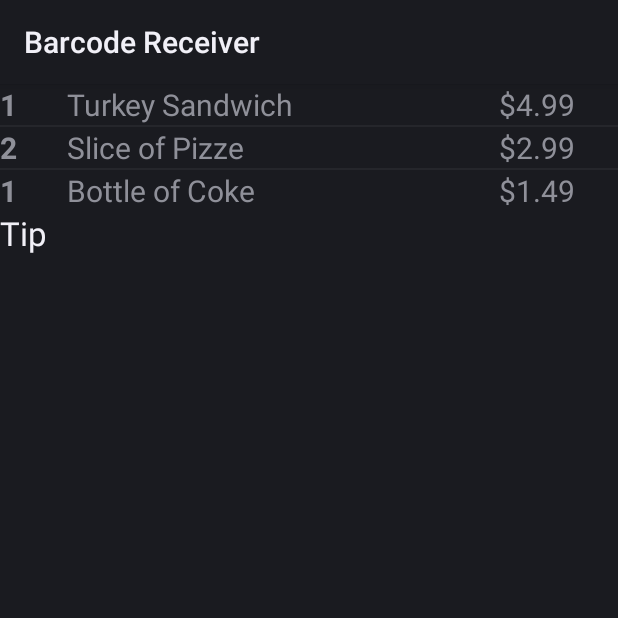
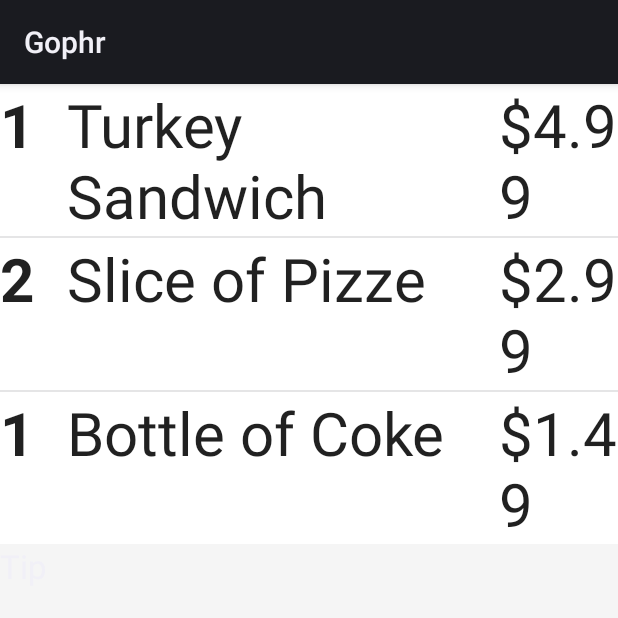
Before and after one commit to really-lazy-bone/gophr, an Android app: the SimpleListViewActivity screen opened directly, with no data from a screen before it, on a phone screen of 412 x 824 dp, the top half of it. Run offline under Robolectric (Android 15) with nearby library versions, the phone set to English and light mode, and no system bars.

Commit message:
style changes to android app

```diff
--- a/android/gophr/app/src/main/res/layout/colmn_row.xml
+++ b/android/gophr/app/src/main/res/layout/colmn_row.xml
@@ -1,7 +1,8 @@
 <?xml version="1.0" encoding="utf-8"?>
 <LinearLayout xmlns:android="http://schemas.android.com/apk/res/android"
     android:layout_width="match_parent"
-    android:layout_height="match_parent">
+    android:layout_height="match_parent"
+    android:background="@color/background_floating_material_light">
 
     <TextView
         android:id="@+id/quantity"
@@ -10,24 +11,27 @@
         android:layout_weight="0.19"
         android:textStyle="bold"
         android:textIsSelectable="false"
-        android:textSize="20sp"
-        android:textAlignment="center" />
+        android:textSize="40sp"
+        android:textAlignment="center"
+        android:textColor="@color/primary_text_default_material_light" />
 
     <TextView
         android:id="@+id/item"
         android:layout_height="wrap_content"
         android:layout_width="0dp"
         android:layout_weight="1.21"
-        android:textSize="20sp"
+        android:textSize="40sp"
         android:textIsSelectable="true"
-        android:textAlignment="textStart" />
+        android:textAlignment="textStart"
+        android:textColor="@color/primary_text_default_material_light" />
 
     <TextView
         android:id="@+id/price"
         android:layout_height="wrap_content"
         android:layout_width="0dp"
         android:layout_weight="0.33"
-        android:textSize="20sp"
-        android:textAlignment="textEnd" />
+        android:textSize="40sp"
+        android:textAlignment="textEnd"
+        android:textColor="#de000000" />
 
 </LinearLayout>
--- a/android/gophr/app/src/main/res/layout/main.xml
+++ b/android/gophr/app/src/main/res/layout/main.xml
@@ -2,7 +2,8 @@
 <LinearLayout xmlns:android="http://schemas.android.com/apk/res/android"
     android:orientation="vertical"
     android:layout_width="fill_parent"
-    android:layout_height="fill_parent">
+    android:layout_height="fill_parent"
+    android:background="@color/primary_material_light">
 
     <ListView
         android:id="@+id/listView1"
--- a/android/gophr/app/src/main/res/values/strings.xml
+++ b/android/gophr/app/src/main/res/values/strings.xml
@@ -1,7 +1,7 @@
 <?xml version="1.0" encoding="utf-8"?>
 <resources>
 
-    <string name="app_name">Barcode Receiver</string>
+    <string name="app_name">Gophr</string>
     <string name="hello_world">Hello world!</string>
     <string name="action_settings">Settings</string>
 
```
